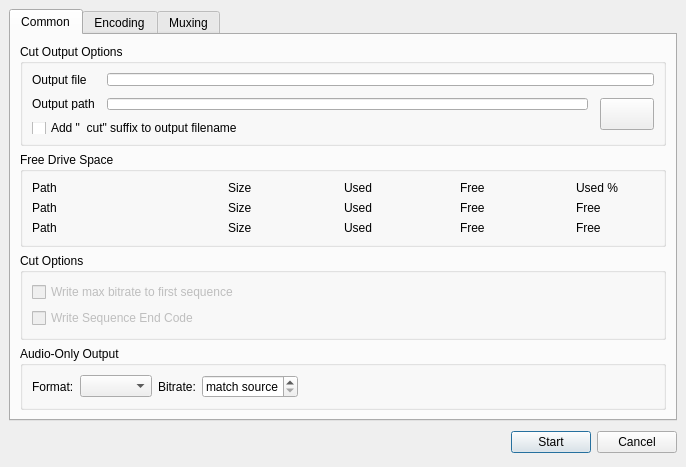
Before: the Qt Designer form ui/avcutdialog.ui in MINIXJR/TTCut-ng, drawn with Qt 5.
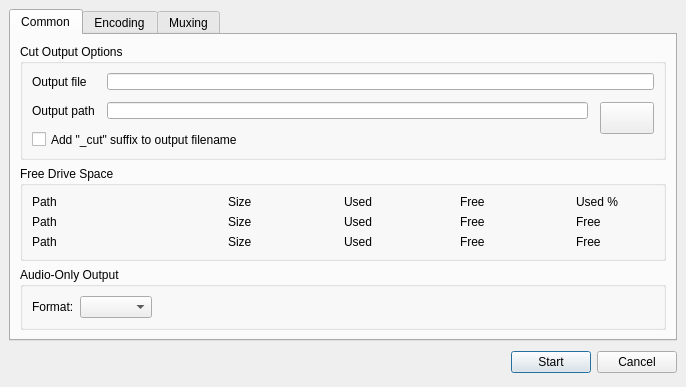
After: the same form once the commit is applied. The open tabs and pages were chosen to show the change. Icons and pictures are not drawn. Custom widgets are drawn as their Qt base class.

```diff
--- a/ui/avcutdialog.ui
+++ b/ui/avcutdialog.ui
@@ -278,29 +278,6 @@
           <item>
            <widget class="QComboBox" name="cbAudioOnlyFormat" />
           </item>
-          <item>
-           <widget class="QLabel" name="laAudioOnlyBitrate" >
-            <property name="text" >
-             <string>Bitrate:</string>
-            </property>
-           </widget>
-          </item>
-          <item>
-           <widget class="QSpinBox" name="sbAudioOnlyBitrate" >
-            <property name="minimum" >
-             <number>0</number>
-            </property>
-            <property name="maximum" >
-             <number>512</number>
-            </property>
-            <property name="suffix" >
-             <string> kbps</string>
-            </property>
-            <property name="specialValueText" >
-             <string>match source</string>
-            </property>
-           </widget>
-          </item>
           <item>
            <spacer>
             <property name="orientation" >
@@ -317,41 +294,6 @@
          </layout>
         </widget>
        </item>
-       <item row="2" column="0" >
-        <widget class="QGroupBox" name="gbCutOptions" >
-         <property name="title" >
-          <string>Cut Options</string>
-         </property>
-         <layout class="QGridLayout" >
-          <property name="margin" >
-           <number>9</number>
-          </property>
-          <property name="spacing" >
-           <number>6</number>
-          </property>
-          <item row="1" column="0" >
-           <widget class="QCheckBox" name="cbEndCode" >
-            <property name="enabled" >
-             <bool>false</bool>
-            </property>
-            <property name="text" >
-             <string>Write Sequence End Code</string>
-            </property>
-           </widget>
-          </item>
-          <item row="0" column="0" >
-           <widget class="QCheckBox" name="cbMaxBitrate" >
-            <property name="enabled" >
-             <bool>false</bool>
-            </property>
-            <property name="text" >
-             <string>Write max bitrate to first sequence</string>
-            </property>
-           </widget>
-          </item>
-         </layout>
-        </widget>
-       </item>
        <item row="0" column="0" >
         <widget class="QGroupBox" name="gbOutput" >
          <property name="minimumSize" >
```
